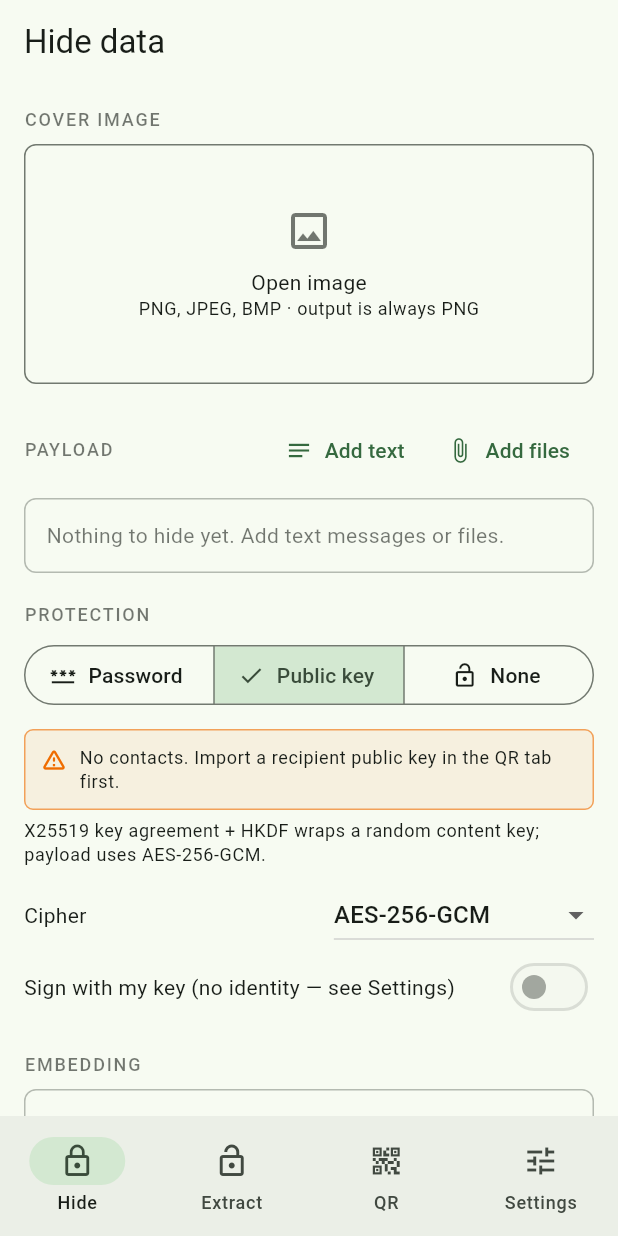
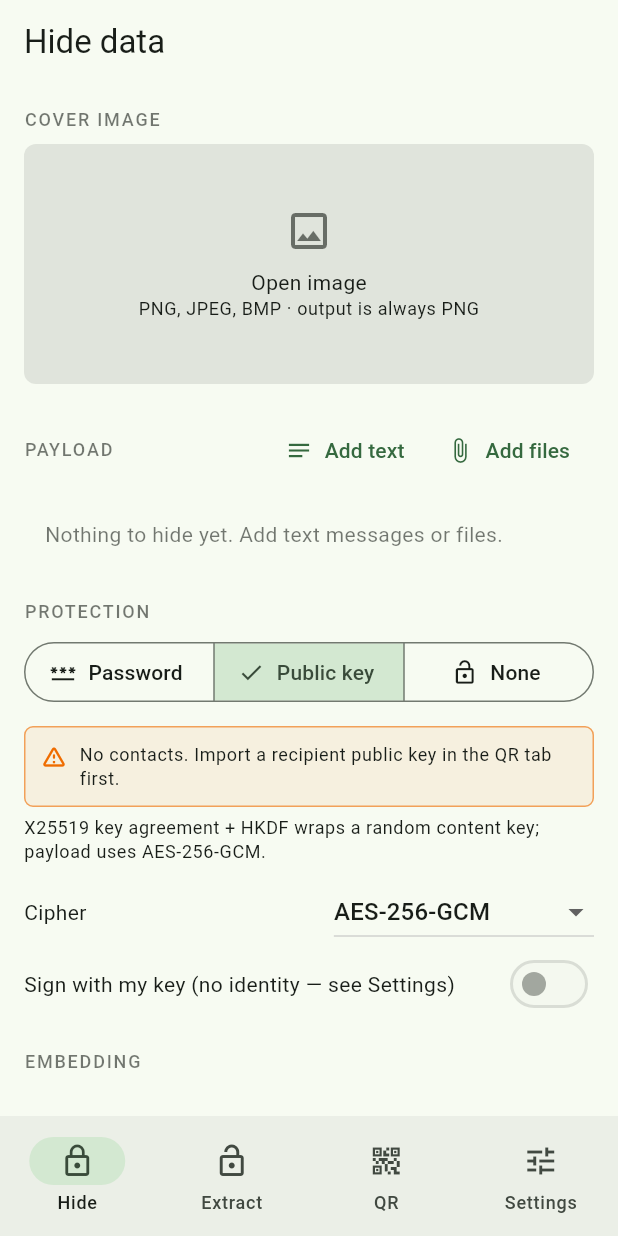
Before and after one commit to zeptanov/stegshare, a Flutter app: the screen it shows after launch, after a tap on "Public key", on a phone screen of 412 x 824 dp. Run offline on Flutter 3.47's test engine with Material 3 defaults, Android fonts, the phone set to English and light mode, and no system bars; our stand-ins replace file_picker, flutter_riverpod, flutter_secure_storage, qr_flutter, shared_preferences; missing offline and left inert: cryptography, desktop_drop, mobile_scanner.

Commit message:
workflow and ui update

```diff
--- a/lib/presentation/design_system/app_theme.dart
+++ b/lib/presentation/design_system/app_theme.dart
@@ -15,10 +15,15 @@ class AppTheme {
           accent: const Color(0xFF0A84FF),
           background: dark ? const Color(0xFF000000) : const Color(0xFFF2F2F7),
           surface: dark ? const Color(0xFF1C1C1E) : Colors.white,
-          radius: 10,
+          radius: 16,
           font: '.SF Pro Text',
         ).copyWith(
-          cupertinoOverrideTheme: CupertinoThemeData(brightness: b, primaryColor: const Color(0xFF0A84FF)),
+          cupertinoOverrideTheme: CupertinoThemeData(
+            brightness: b,
+            primaryColor: const Color(0xFF0A84FF),
+            barBackgroundColor: (dark ? const Color(0xFF1C1C1E) : const Color(0xFFF2F2F7))
+                .withValues(alpha: 0.82),
+          ),
         );
       case DesignLanguage.android:
         final scheme = ColorScheme.fromSeed(seedColor: const Color(0xFF4F6F52), brightness: b);
@@ -88,7 +93,11 @@ class AppTheme {
       inputDecorationTheme: InputDecorationTheme(
         filled: true,
         fillColor: surface,
-        border: OutlineInputBorder(borderRadius: BorderRadius.circular(radius)),
+        border: InputBorder.none,
+        enabledBorder: InputBorder.none,
+        focusedBorder: InputBorder.none,
+        errorBorder: InputBorder.none,
+        focusedErrorBorder: InputBorder.none,
         isDense: true,
       ),
       dividerTheme: DividerThemeData(color: scheme.outline.withValues(alpha: 0.5)),
--- a/lib/presentation/design_system/components.dart
+++ b/lib/presentation/design_system/components.dart
@@ -1,4 +1,6 @@
 import 'package:flutter/material.dart';
+
+import '../platform_design/design_language.dart';
 
 String formatBytes(int bytes) {
   if (bytes < 1024) return '$bytes B';
@@ -10,19 +12,25 @@ class Section extends StatelessWidget {
   final String title;
   final Widget child;
   final Widget? trailing;
-  const Section({super.key, required this.title, required this.child, this.trailing});
+  const Section(
+      {super.key, required this.title, required this.child, this.trailing});
 
   @override
   Widget build(BuildContext context) {
     final t = Theme.of(context);
+    final ios = DesignScope.of(context) == DesignLanguage.ios;
     return Padding(
       padding: const EdgeInsets.only(bottom: 20),
       child: Column(crossAxisAlignment: CrossAxisAlignment.stretch, children: [
         Row(children: [
           Expanded(
-              child: Text(title.toUpperCase(),
-                  style: t.textTheme.labelMedium?.copyWith(
-                      letterSpacing: 1.2, color: t.colorScheme.onSurface.withOpacity(0.6)))),
+              child: Text(ios ? title : title.toUpperCase(),
+                  style:
+                      (ios ? t.textTheme.titleSmall : t.textTheme.labelMedium)
+                          ?.copyWith(
+                              letterSpacing: ios ? 0.1 : 1.2,
+                              color: t.colorScheme.onSurface
+                                  .withValues(alpha: ios ? 0.72 : 0.6)))),
           if (trailing != null) trailing!,
         ]),
         const SizedBox(height: 8),
@@ -35,19 +43,22 @@ class Section extends StatelessWidget {
 class Panel extends StatelessWidget {
   final Widget child;
   final EdgeInsets padding;
-  const Panel({super.key, required this.child, this.padding = const EdgeInsets.all(14)});
+  const Panel(
+      {super.key,
+      required this.child,
+      this.padding = const EdgeInsets.all(14)});
 
   @override
   Widget build(BuildContext context) {
     final t = Theme.of(context);
-    return Container(
-      decoration: BoxDecoration(
-        color: t.colorScheme.surface,
-        borderRadius: (t.cardTheme.shape as RoundedRectangleBorder?)?.borderRadius ?? BorderRadius.circular(8),
-        border: Border.all(color: t.colorScheme.outline.withOpacity(0.5)),
-      ),
-      padding: padding,
-      child: child,
+    final radius =
+        (t.cardTheme.shape as RoundedRectangleBorder?)?.borderRadius ??
+            BorderRadius.circular(8);
+    return Material(
+      color: t.colorScheme.surface,
+      borderRadius: radius,
+      clipBehavior: Clip.antiAlias,
+      child: Padding(padding: padding, child: child),
     );
   }
 }
@@ -62,19 +73,25 @@ class CapacityBar extends StatelessWidget {
     final t = Theme.of(context);
     final ratio = capacity == 0 ? 1.0 : (used / capacity).clamp(0.0, 1.0);
     final over = used > capacity;
-    final color = over ? t.colorScheme.error : (ratio > 0.85 ? Colors.orange.shade700 : t.colorScheme.primary);
+    final color = over
+        ? t.colorScheme.error
+        : (ratio > 0.85 ? Colors.orange.shade700 : t.colorScheme.primary);
     return Column(crossAxisAlignment: CrossAxisAlignment.start, children: [
       ClipRRect(
         borderRadius: BorderRadius.circular(4),
         child: LinearProgressIndicator(
-            value: ratio, minHeight: 8, color: color, backgroundColor: t.colorScheme.surfaceContainerHighest),
+            value: ratio,
+            minHeight: 8,
+            color: color,
+            backgroundColor: t.colorScheme.surfaceContainerHighest),
       ),
       const SizedBox(height: 6),
       Text(
         over
             ? 'Exceeds capacity by ${formatBytes(used - capacity)}'
             : '${formatBytes(used)} of ${formatBytes(capacity)} (${(ratio * 100).toStringAsFixed(0)}%)',
-        style: t.textTheme.bodySmall?.copyWith(color: over ? t.colorScheme.error : null),
+        style: t.textTheme.bodySmall
+            ?.copyWith(color: over ? t.colorScheme.error : null),
       ),
     ]);
   }
@@ -92,9 +109,9 @@ class WarningNote extends StatelessWidget {
     return Container(
       padding: const EdgeInsets.all(10),
       decoration: BoxDecoration(
-        border: Border.all(color: c.withOpacity(0.6)),
+        border: Border.all(color: c.withValues(alpha: 0.6)),
         borderRadius: BorderRadius.circular(6),
-        color: c.withOpacity(0.08),
+        color: c.withValues(alpha: 0.08),
       ),
       child: Row(crossAxisAlignment: CrossAxisAlignment.start, children: [
         Icon(Icons.warning_amber_rounded, size: 18, color: c),
@@ -109,7 +126,11 @@ class ProgressRow extends StatelessWidget {
   final double fraction;
   final String stage;
   final VoidCallback onCancel;
-  const ProgressRow({super.key, required this.fraction, required this.stage, required this.onCancel});
+  const ProgressRow(
+      {super.key,
+      required this.fraction,
+      required this.stage,
+      required this.onCancel});
 
   @override
   Widget build(BuildContext context) {
@@ -130,26 +151,34 @@ class ProgressRow extends StatelessWidget {
 class ImageDropZone extends StatelessWidget {
   final VoidCallback onPick;
   final bool highlighted;
-  const ImageDropZone({super.key, required this.onPick, this.highlighted = false});
+  const ImageDropZone(
+      {super.key, required this.onPick, this.highlighted = false});
 
   @override
   Widget build(BuildContext context) {
     final t = Theme.of(context);
+    final ios = DesignScope.of(context) == DesignLanguage.ios;
     return InkWell(
       onTap: onPick,
-      borderRadius: BorderRadius.circular(8),
+      borderRadius: BorderRadius.circular(ios ? 20 : 8),
       child: Container(
         height: 160,
         decoration: BoxDecoration(
-          borderRadius: BorderRadius.circular(8),
-          border: Border.all(
-              color: highlighted ? t.colorScheme.primary : t.colorScheme.outline, width: highlighted ? 2 : 1),
+          color: highlighted
+              ? t.colorScheme.primary.withValues(alpha: 0.08)
+              : t.colorScheme.surfaceContainerHighest,
+          borderRadius: BorderRadius.circular(ios ? 20 : 8),
+          border: highlighted
+              ? Border.all(color: t.colorScheme.primary, width: 2)
+              : null,
         ),
         child: Column(mainAxisAlignment: MainAxisAlignment.center, children: [
-          Icon(Icons.image_outlined, size: 32, color: t.colorScheme.onSurface.withOpacity(0.6)),
+          Icon(Icons.image_outlined,
+              size: 32, color: t.colorScheme.onSurface.withValues(alpha: 0.6)),
           const SizedBox(height: 8),
           const Text('Open image'),
-          Text('PNG, JPEG, BMP · output is always PNG', style: t.textTheme.bodySmall),
+          Text('PNG, JPEG, BMP · output is always PNG',
+              style: t.textTheme.bodySmall),
         ]),
       ),
     );
--- a/lib/presentation/platform_design/adaptive.dart
+++ b/lib/presentation/platform_design/adaptive.dart
@@ -100,6 +100,10 @@ class AdaptiveTextField extends StatelessWidget {
         maxLines: maxLines,
         onChanged: onChanged,
         padding: const EdgeInsets.all(12),
+        decoration: BoxDecoration(
+          color: Theme.of(context).colorScheme.surfaceContainerHighest,
+          borderRadius: BorderRadius.circular(14),
+        ),
       );
     }
     return TextField(
```
Also changed, not shown: lib/presentation/home_shell.dart (+118 -6 lines), 3 other files.
